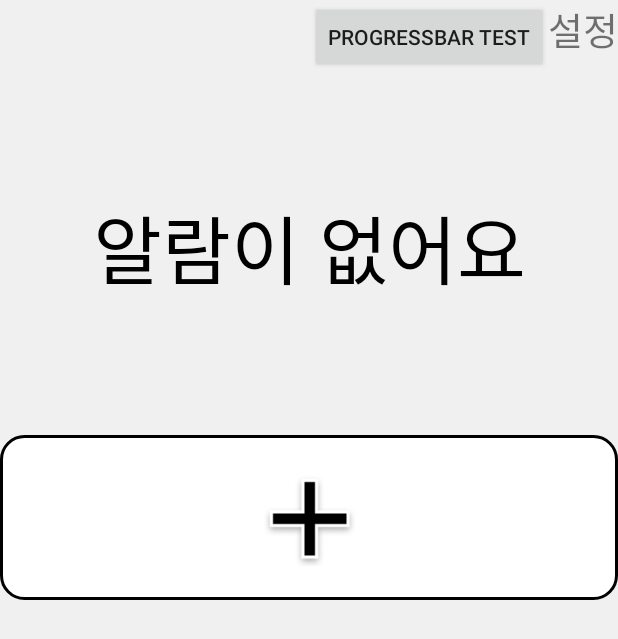
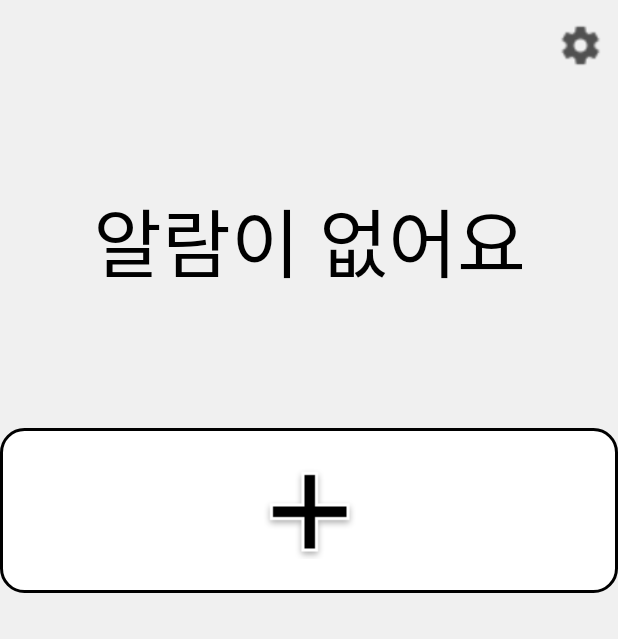
Before and after one commit to typebi/Stretching-alarm, an Android app: the screen it shows after launch (MainActivity), on a phone screen of 412 x 824 dp. Shown: the top 639 px of the screen. Run offline under Robolectric (Android 15) with nearby library versions, the phone set to English and light mode, and no system bars; our stand-ins replace AdMob.

Commit message:
Add basic menu frame

```diff
--- a/app/src/main/java/typebi/util/stralarm/ProgressPage.kt
+++ b/app/src/main/java/typebi/util/stralarm/ProgressPage.kt
@@ -28,7 +28,7 @@ class ProgressPage : AppCompatActivity() {
             time_remaining.text = time.toString()
             Thread(Runnable {
                 while (progressBar.progress<600){
-                    progressBar.setProgress(progressBar.progress + 1, true)
+                    progressBar.setProgress(progressBar.progress + 1, false)
                     Thread.sleep(tick)
                 }
                 if(vibeFlag) vibe.vibrate(vibeEffect)
--- a/app/src/main/res/layout/content_main.xml
+++ b/app/src/main/res/layout/content_main.xml
@@ -17,20 +17,25 @@
         android:orientation="vertical">
         <LinearLayout
             android:layout_width="match_parent"
-            android:layout_height="50dp"
+            android:layout_height="30dp"
+            android:layout_marginTop="15dp"
             android:orientation="horizontal"
             android:gravity="right">
             <Button android:id="@+id/testBtn"
                 android:layout_width="wrap_content"
                 android:layout_height="wrap_content"
-                android:text="ProgressBar Test">
+                android:text="ProgressBar Test"
+                android:visibility="invisible">
             </Button>
-            <TextView
-                android:layout_width="wrap_content"
-                android:layout_height="match_parent"
-                android:text="설정"
-                android:textSize="25sp">
-            </TextView>
+            <ImageView android:id="@+id/setting_menu"
+                android:layout_width="30dp"
+                android:layout_height="30dp"
+                android:layout_gravity="end"
+                android:layout_marginEnd="10dp"
+                android:src="@drawable/perm_group_system_tools"
+                android:contentDescription="@string/setting_image_description"
+                android:translationZ="1dp"
+                android:visibility="visible"/>
         </LinearLayout>
         <TextView android:id="@+id/time_display"
             android:layout_width="match_parent"
--- a/app/src/main/res/menu/menu_main.xml
+++ b/app/src/main/res/menu/menu_main.xml
@@ -3,8 +3,23 @@
     xmlns:tools="http://schemas.android.com/tools"
     tools:context="typebi.util.stralarm.MainActivity">
     <item
-        android:id="@+id/action_settings"
+        android:id="@+id/action_settings_1"
         android:orderInCategory="100"
-        android:title="@string/action_settings"
+        android:title="@string/action_settings_1"
+        app:showAsAction="never" />
+    <item
+        android:id="@+id/action_settings_2"
+        android:orderInCategory="100"
+        android:title="@string/action_settings_2"
+        app:showAsAction="never" />
+    <item
+        android:id="@+id/action_settings_3"
+        android:orderInCategory="100"
+        android:title="@string/action_settings_3"
+        app:showAsAction="never" />
+    <item
+        android:id="@+id/action_settings_4"
+        android:orderInCategory="100"
+        android:title="@string/action_settings_4"
         app:showAsAction="never" />
 </menu>
--- a/app/src/main/res/values/strings.xml
+++ b/app/src/main/res/values/strings.xml
@@ -1,6 +1,9 @@
 <resources>
     <string name="app_name">Stretching Alarm</string>
-    <string name="action_settings">Settings</string>
+    <string name="action_settings_1">White (Default)</string>
+    <string name="action_settings_2">Blue</string>
+    <string name="action_settings_3">Pink</string>
+    <string name="action_settings_4">Black</string>
 
     <string name="createTable">CREATE TABLE IF NOT EXISTS STRALARM (
         NUM INTEGER NOT NULL PRIMARY KEY AUTOINCREMENT,
@@ -17,9 +20,10 @@
 
     <string name="alarm_display">다음 스트레칭\n</string>
     <string name="alarm_display_no_alarm">알람이 없어요</string>
+    <string name="setting_image_description">설정 이미지입니다</string>
 
     <string name="noti_title">스트레칭 할 시간이에요</string>
-    <string name="noti_content">지금 하면 15초, 안 하면 디스크 개작살</string>
+    <string name="noti_content">지금 하면 15초, 안 하면 디스크 박살</string>
 
     <string name="time_start">부터</string>
     <string name="time_end">까지</string>
```
Also changed, not shown: app/src/main/java/typebi/util/stralarm/MainActivity.kt (+11 -6 lines), app/src/main/java/typebi/util/stralarm/ViewDrawer.kt (+11 -4 lines), app/src/main/res/drawable/perm_group_system_tools.png (added).
